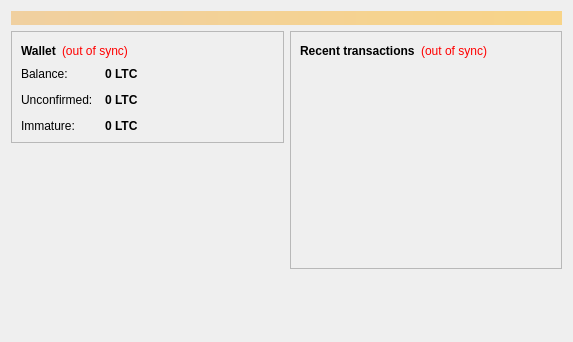
sp00nznet/F7CoinV2, file src/qt/forms/overviewpage.ui: the form before one commit.
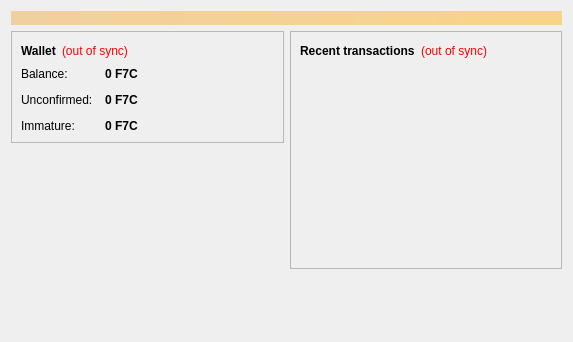
The form after the commit.

What changed in the file:
```diff
--- a/src/qt/forms/overviewpage.ui
+++ b/src/qt/forms/overviewpage.ui
@@ -122,7 +122,7 @@
                <string>Your current balance</string>
               </property>
               <property name="text">
-               <string notr="true">0 LTC</string>
+               <string notr="true">0 F7C</string>
               </property>
               <property name="textInteractionFlags">
                <set>Qt::LinksAccessibleByMouse|Qt::TextSelectableByKeyboard|Qt::TextSelectableByMouse</set>
@@ -151,7 +151,7 @@
                <string>Total of transactions that have yet to be confirmed, and do not yet count toward the current balance</string>
               </property>
               <property name="text">
-               <string notr="true">0 LTC</string>
+               <string notr="true">0 F7C</string>
               </property>
               <property name="textInteractionFlags">
                <set>Qt::LinksAccessibleByMouse|Qt::TextSelectableByKeyboard|Qt::TextSelectableByMouse</set>
@@ -177,7 +177,7 @@
                <string>Mined balance that has not yet matured</string>
               </property>
               <property name="text">
-               <string notr="true">0 LTC</string>
+               <string notr="true">0 F7C</string>
               </property>
               <property name="textInteractionFlags">
                <set>Qt::LinksAccessibleByMouse|Qt::TextSelectableByKeyboard|Qt::TextSelectableByMouse</set>
```
